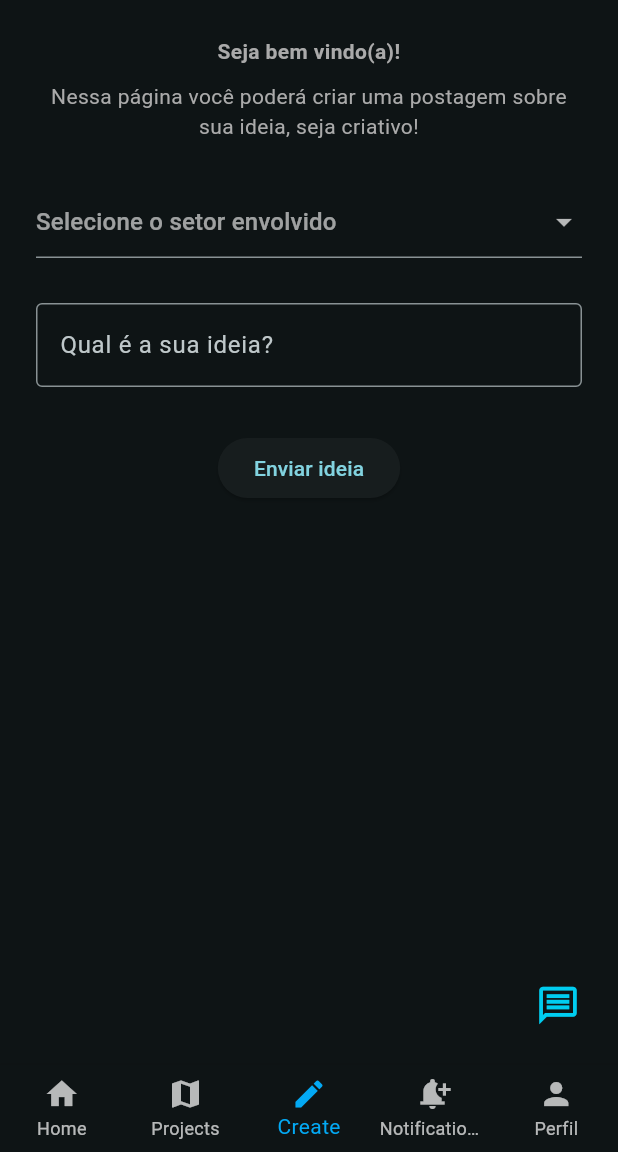
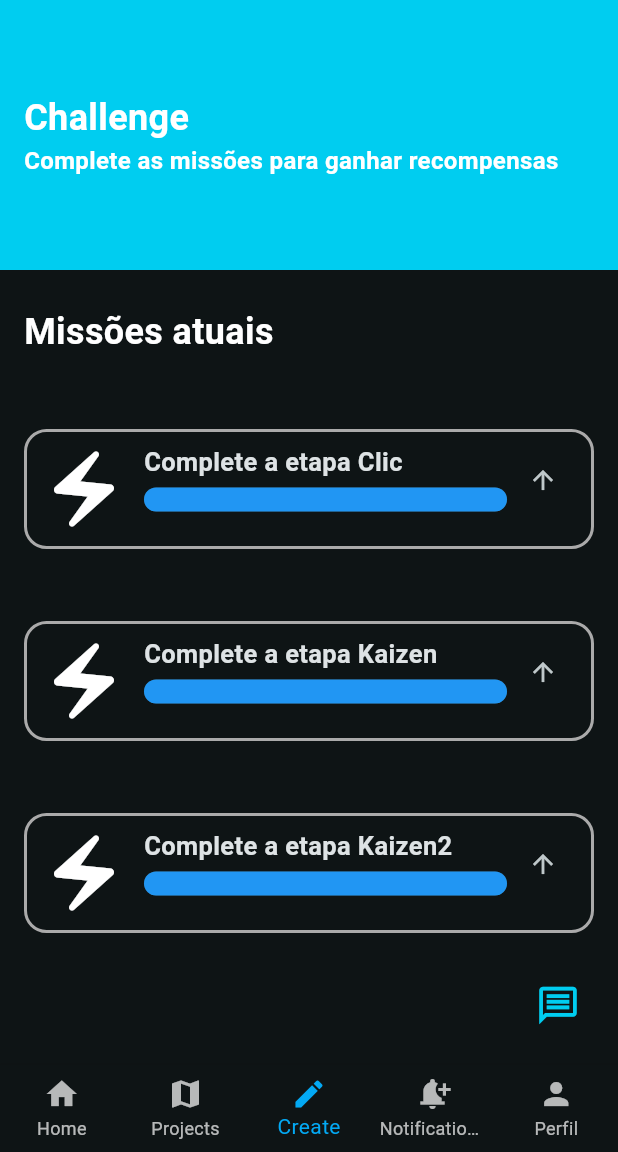
Before and after one commit to DerickPederzini/AcuraHub, a Flutter app: the LayoutPage screen opened by its route, item 3 of the bottom bar chosen, on a phone screen of 412 x 824 dp, the part 84-1236 px from its top. Run offline on Flutter 3.47's test engine with Material 3 defaults, Android fonts, the phone set to English and light mode, and no system bars; our stand-ins replace flutter_secure_storage; accounts and stored records are empty; network calls fail.

Commit message:
challenge page

```diff
--- /dev/null
+++ b/forum_front/lib/components/challenge/challenge_feed.dart
@@ -0,0 +1,101 @@
+import 'package:flutter/material.dart';
+import 'package:forum_front/constants/app_colors.dart';
+import 'package:forum_front/models/challenge.dart';
+
+class ChallengeFeed extends StatefulWidget {
+  const ChallengeFeed({super.key});
+
+  @override
+  State<ChallengeFeed> createState() => _ChallengeFeedState();
+}
+
+class _ChallengeFeedState extends State<ChallengeFeed> {
+  List<Challenge> challenge = [
+    Challenge(
+      id: 1,
+      urlImagem: "",
+      descricao: "Complete a etapa Clic",
+      title: "Complete a etapa Clic",
+    ),
+    Challenge(
+      id: 2,
+      urlImagem: "",
+      descricao: "Complete a etapa Kaizen",
+      title: "Complete a etapa Kaizen",
+    ),
+    Challenge(
+      id: 3,
+      urlImagem: "",
+      descricao: "Complete a etapa Kaizen2",
+      title: "Complete a etapa Kaizen2",
+    ),
+  ];
+  bool isExpanded = false;
+
+  @override
+  Widget build(BuildContext context) {
+    return ListView.builder(
+      itemCount: challenge.length,
+      itemBuilder: (context, index) {
+        return Padding(
+          padding: const EdgeInsets.symmetric(horizontal: 16.0, vertical: 24.0),
+          child: Container(
+            decoration: BoxDecoration(
+              borderRadius: BorderRadius.circular(15),
+              border: Border.all(width: 2, color: AppColors.text_create_page),
+            ),
+
+            child: Padding(
+              padding: const EdgeInsets.all(8.0),
+              child: Row(
+                crossAxisAlignment: CrossAxisAlignment.start,
+                children: [
+                  Icon(Icons.electric_bolt, size: 60),
+
+                  const SizedBox(width: 10.0),
+                  Expanded(
+                    child: Column(
+                      crossAxisAlignment: CrossAxisAlignment.start,
+                      children: [
+                        Text(
+                          challenge[index].title,
+                          style: const TextStyle(
+                            fontSize: 17,
+                            fontWeight: FontWeight.bold,
+                          ),
+                        ),
+                        isExpanded
+                            ? Text(challenge[index].descricao)
+                            : SizedBox(),
+                        const SizedBox(height: 5),
+
+                          LinearProgressIndicator(
+                            borderRadius: BorderRadius.all(Radius.circular(12)),
+                            value: 10.00,
+                            minHeight: 16,
+                            valueColor: AlwaysStoppedAnimation(Colors.blue),
+                          ),
+
+                      ],
+                    ),
+                  ),
+                  IconButton(
+                    iconSize: 20,
+                    onPressed: () {
+                      setState(() {
+                        isExpanded = !isExpanded;
+                      });
+                    },
+                    icon: Icon(
+                      !isExpanded ? Icons.arrow_upward : Icons.arrow_downward,
+                    ),
+                  ),
+                ],
+              ),
+            ),
+          ),
+        );
+      },
+    );
+  }
+}
--- a/forum_front/lib/main.dart
+++ b/forum_front/lib/main.dart
@@ -29,6 +29,7 @@ class MyApp extends StatelessWidget {
         "/login": (context) => LoginPage(),
         "/register": (context) => RegisterPage(),
         "/perfil": (context) => LayoutPage(index: 4),
+        "/challenge": (context) => LayoutPage(index: 2)
       },
       onGenerateRoute: (rt) {
         if (rt.name == "/modulos") {
--- /dev/null
+++ b/forum_front/lib/models/challenge.dart
@@ -0,0 +1,10 @@
+class Challenge {
+
+  int id;
+  String urlImagem;
+  String title;
+  String descricao;
+
+  Challenge({required this.id, required this.urlImagem, required this.descricao, required this.title});
+
+}
--- /dev/null
+++ b/forum_front/lib/pages/challenge_page.dart
@@ -0,0 +1,64 @@
+import 'package:flutter/material.dart';
+import 'package:forum_front/components/challenge/challenge_feed.dart';
+import 'package:forum_front/constants/app_colors.dart';
+
+class ChallengePage extends StatelessWidget {
+  const ChallengePage({super.key});
+
+  @override
+  Widget build(BuildContext context) {
+    return Scaffold(
+      body: Column(
+        crossAxisAlignment: CrossAxisAlignment.start,
+        children: [
+          Container(
+            width: double.infinity,
+            height: 180,
+            color: AppColors.blue_eurofarma,
+            child: Padding(
+              padding: const EdgeInsets.all(16.0),
+              child: Column(
+                crossAxisAlignment: CrossAxisAlignment.start,
+                mainAxisAlignment: MainAxisAlignment.center,
+                children: [
+                  Text(
+                    "Challenge",
+                    style: TextStyle(
+                      color: Colors.white,
+                      fontSize: 24,
+                      fontWeight: FontWeight.bold,
+                    ),
+                  ),
+                  Text(
+                    "Complete as missões para ganhar recompensas",
+                    style: TextStyle(
+                      fontSize: 16,
+                      fontWeight: FontWeight.bold,
+                      color: Colors.white,
+                    ),
+                  ),
+                ],
+              ),
+            ),
+          ),
+
+          SizedBox(height: 8),
+          Padding(
+            padding: const EdgeInsets.all(16.0),
+            child: Text(
+              "Missões atuais",
+              style: TextStyle(
+                fontSize: 24,
+                color: Colors.white,
+                fontWeight: FontWeight.bold,
+              ),
+            ),
+          ),
+          SizedBox(height: 8),
+
+          Expanded(child: ChallengeFeed()),
+        ],
+      ),
+    );
+  }
+}
--- a/forum_front/lib/pages/layout_page.dart
+++ b/forum_front/lib/pages/layout_page.dart
@@ -1,6 +1,7 @@
 import 'package:flutter/material.dart';
 import 'package:forum_front/components/chat/chat_button.dart';
 import 'package:forum_front/components/navigation/drawer.dart';
+import 'package:forum_front/pages/challenge_page.dart';
 import 'package:forum_front/pages/course_page.dart';
 import 'package:forum_front/pages/create_page.dart';
 import 'package:forum_front/pages/home_feed.dart';
@@ -22,7 +23,7 @@ class _HomePageState extends State<LayoutPage> {
   final List<Widget> _allPages = [
     HomeFeed(),
     CoursePage(),
-    CreatePage(),
+    ChallengePage(),
     NotificationsPage(),
     ProfilePage(),
   ];
--- a/forum_front/lib/pages/login_page.dart
+++ b/forum_front/lib/pages/login_page.dart
@@ -91,7 +91,7 @@ class _LoginFormState extends State<LoginForm> {
           FormButtonFill(
             buttonText: "Login",
             onPressed: () {
-              Navigator.pushNamed(context, "/");
+              handleLogin(context);
             },
           ),
           SizedBox(height: 16),
```
Also changed, not shown: 1 other file.
